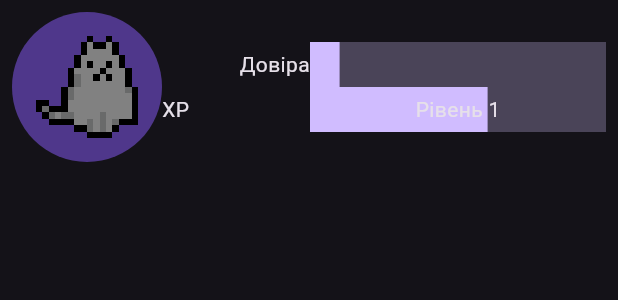
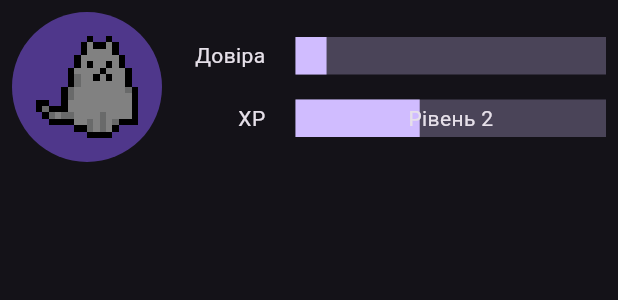
Before and after one commit to mitryp/purriorities, a Flutter app: the _MobileHomepage widget shown alone on an empty page, opened directly, on a phone screen of 412 x 824 dp. Shown: the top 300 px of the screen. Run offline on Flutter 3.47's test engine with Material 2 defaults, Android fonts, the phone set to English and light mode, and no system bars; our stand-ins replace go_router.

Commit message:
fixed progress bars on Dashboard

```diff
--- a/lib/src/view/pages/dashboard.dart
+++ b/lib/src/view/pages/dashboard.dart
@@ -32,53 +32,69 @@ class _MobileHomepage extends StatelessWidget {
     );
   }
 
+  Widget _buildProgressIndicator({
+    required String label,
+    required int value,
+    required int maxValue,
+    int minValue = 0,
+    String? progressBarCaption,
+  }) {
+    return Row(
+      mainAxisSize: MainAxisSize.min,
+      children: [
+        Expanded(
+          child: Text(label, textAlign: TextAlign.end),
+        ),
+        const SizedBox(
+          width: 20,
+        ),
+        Expanded(
+          flex: 3,
+          child: ProgressBar(
+            minValue: minValue,
+            maxValue: maxValue,
+            value: value,
+            height: 25,
+            caption: progressBarCaption != null ? Text(progressBarCaption) : null,
+          ),
+        ),
+      ],
+    );
+  }
+
   Widget _buildUserInfoBar() {
     const sprite = Sprite.grayCat;
     const radius = 50.0;
     final scale = (radius - sprite.size.width) * 2;
 
-    return Row(
+    final trustValue = 10;
+    final maxTrust = 100;
+
+    final xpValue = 40;
+    final maxXp = 100;
+    final xpLevel = 2;
+
+    return IntrinsicHeight(
+      child: Row(
         children: [
           SpriteAvatar.asset(sprite.asset, minRadius: radius, scale: scaleTo(scale)),
-        const Expanded(
+          Expanded(
             child: Column(
               mainAxisSize: MainAxisSize.max,
               mainAxisAlignment: MainAxisAlignment.spaceEvenly,
               children: [
-              Row(
-                mainAxisSize: MainAxisSize.min,
-                children: [
-                  Expanded(
-                    child: Text('Довіра', textAlign: TextAlign.end),
+                _buildProgressIndicator(label: 'Довіра', value: trustValue, maxValue: maxTrust),
+                _buildProgressIndicator(
+                  label: 'XP',
+                  value: xpValue,
+                  maxValue: maxXp,
+                  progressBarCaption: 'Рівень $xpLevel',
                 ),
-                  Expanded(
-                    flex: 2,
-                    child: ProgressBar(
-                      maxValue: 100,
-                      initialValue: 10,
-                      height: 30,
+              ],
             ),
           ),
         ],
       ),
-              Row(
-                children: [
-                  Expanded(child: Text('XP')),
-                  Expanded(
-                    flex: 2,
-                    child: ProgressBar(
-                      maxValue: 1000,
-                      initialValue: 600,
-                      height: 30,
-                      caption: Text('Рівень 1'),
-                    ),
-                  ),
-                ],
-              )
-            ],
-          ),
-        ),
-      ],
     );
   }
 }
--- a/lib/src/view/widgets/progress_bar.dart
+++ b/lib/src/view/widgets/progress_bar.dart
@@ -1,47 +1,40 @@
-import 'dart:math';
-
 import 'package:flutter/material.dart';
 
-class ProgressBar extends StatefulWidget {
+class ProgressBar extends StatelessWidget {
   final int minValue;
   final int maxValue;
-  final int initialValue;
+  final int value;
   final double height;
   final Text? caption;
 
   const ProgressBar({
     required this.maxValue,
-    required this.initialValue,
+    required this.value,
     required this.height,
     this.minValue = 0,
     this.caption,
     super.key,
-  }) : // todo asserts, stateless
+  })  : assert(minValue < maxValue),
+        assert(value > minValue),
+        assert(value < maxValue),
         assert(minValue != maxValue);
 
   @override
-  State<ProgressBar> createState() => _ProgressBarState();
-}
-
-class _ProgressBarState extends State<ProgressBar> {
-  late int value = widget.initialValue;
-
-  @override
   Widget build(BuildContext context) {
-    final currentValue = value / (widget.maxValue - widget.minValue);
+    final currentValue = (value - minValue) / (maxValue - minValue);
 
     final progressBar = SizedBox(
-      height: widget.height,
+      height: height,
       child: LinearProgressIndicator(value: currentValue),
     );
 
-    if (widget.caption == null) return progressBar;
+    if (caption == null) return progressBar;
 
     return Stack(
       alignment: AlignmentDirectional.center,
       children: [
         progressBar,
-        widget.caption!,
+        caption!,
       ],
     );
   }
```
Lines whose indentation alone changed are shown as unchanged.
